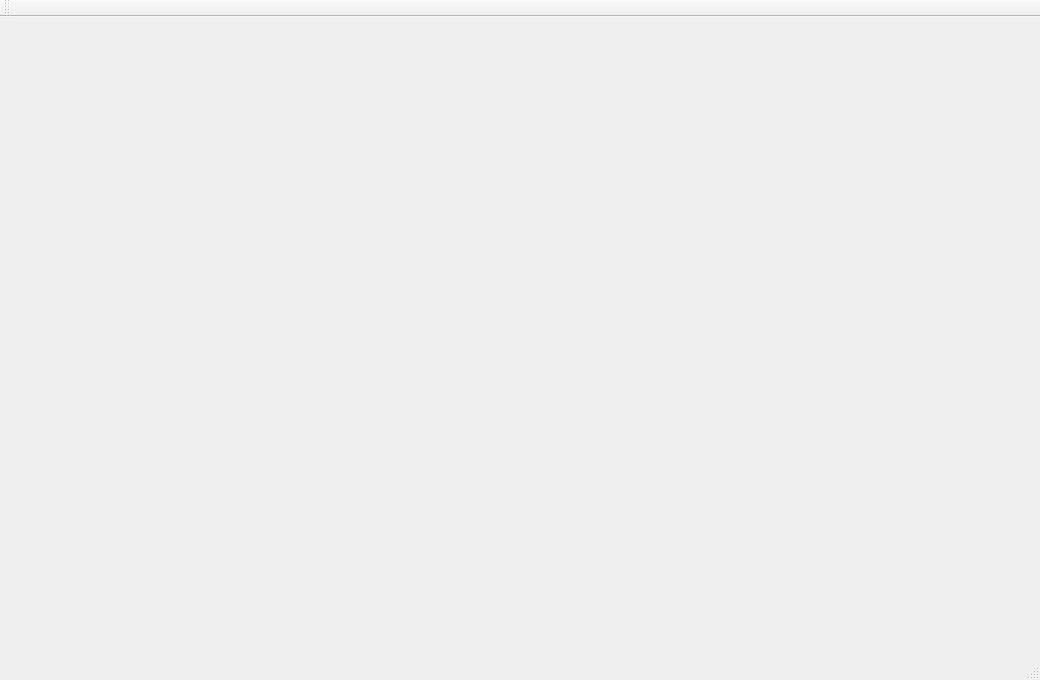
This is mainwindow.ui in HScarb/Scarb_Mesh_Viewer as Qt 5 draws it before an edit. The edited form follows.
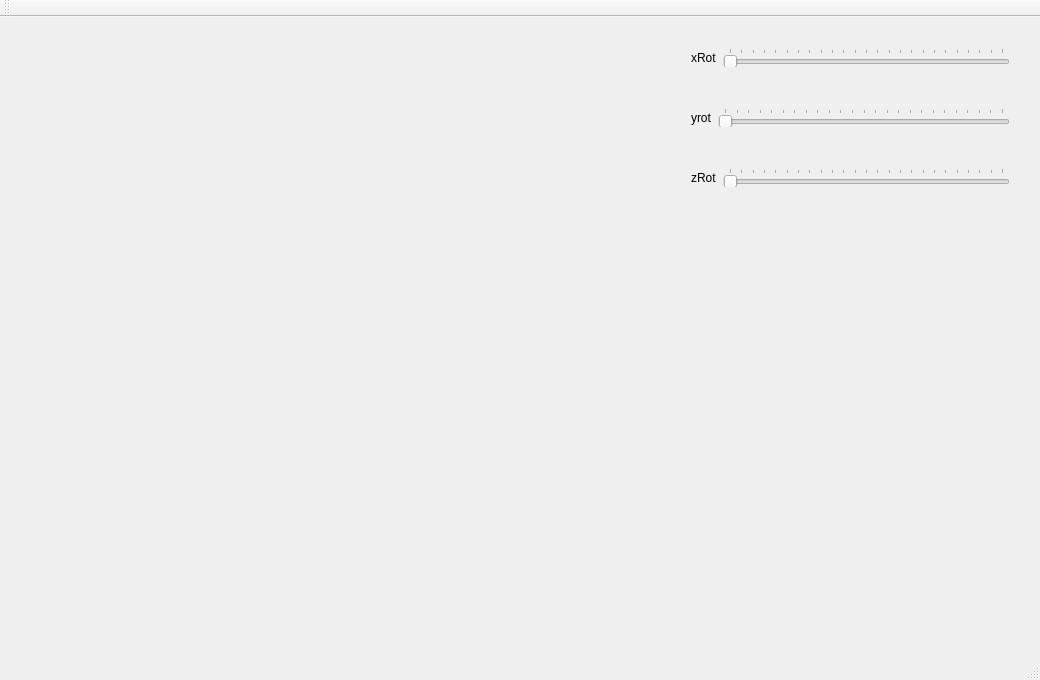
This is the edited form. Custom widgets are drawn as their Qt base class.

What changed in the file:
```diff
--- a/mainwindow.ui
+++ b/mainwindow.ui
@@ -24,36 +24,25 @@
      </rect>
     </property>
    </widget>
-   <widget class="QWidget" name="horizontalLayoutWidget">
-    <property name="geometry">
-     <rect>
-      <x>690</x>
-      <y>40</y>
-      <width>160</width>
-      <height>80</height>
-     </rect>
-    </property>
-    <layout class="QHBoxLayout" name="horizontalLayout"/>
-   </widget>
    <widget class="QWidget" name="layoutWidget">
     <property name="geometry">
      <rect>
-      <x>720</x>
-      <y>330</y>
-      <width>108</width>
-      <height>18</height>
+      <x>680</x>
+      <y>20</y>
+      <width>341</width>
+      <height>41</height>
      </rect>
     </property>
-    <layout class="QHBoxLayout" name="horizontalLayout_5">
+    <layout class="QHBoxLayout" name="horizontalLayout">
      <item>
-      <widget class="QLabel" name="label_4">
+      <widget class="QLabel" name="label">
        <property name="text">
         <string>xRot</string>
        </property>
       </widget>
      </item>
      <item>
-      <widget class="QSlider" name="rotXSlider_2">
+      <widget class="QSlider" name="rotXSlider">
        <property name="maximum">
         <number>5760</number>
        </property>
@@ -79,10 +68,10 @@
    <widget class="QWidget" name="layoutWidget_2">
     <property name="geometry">
      <rect>
-      <x>850</x>
-      <y>420</y>
-      <width>108</width>
-      <height>18</height>
+      <x>680</x>
+      <y>80</y>
+      <width>341</width>
+      <height>41</height>
      </rect>
     </property>
     <layout class="QHBoxLayout" name="horizontalLayout_6">
@@ -120,10 +109,10 @@
    <widget class="QWidget" name="layoutWidget_3">
     <property name="geometry">
      <rect>
-      <x>790</x>
-      <y>490</y>
-      <width>108</width>
-      <height>18</height>
+      <x>680</x>
+      <y>140</y>
+      <width>341</width>
+      <height>41</height>
      </rect>
     </property>
     <layout class="QHBoxLayout" name="horizontalLayout_7">
```
Left out of the diff: 68 changed lines with no effect on the pictures.
